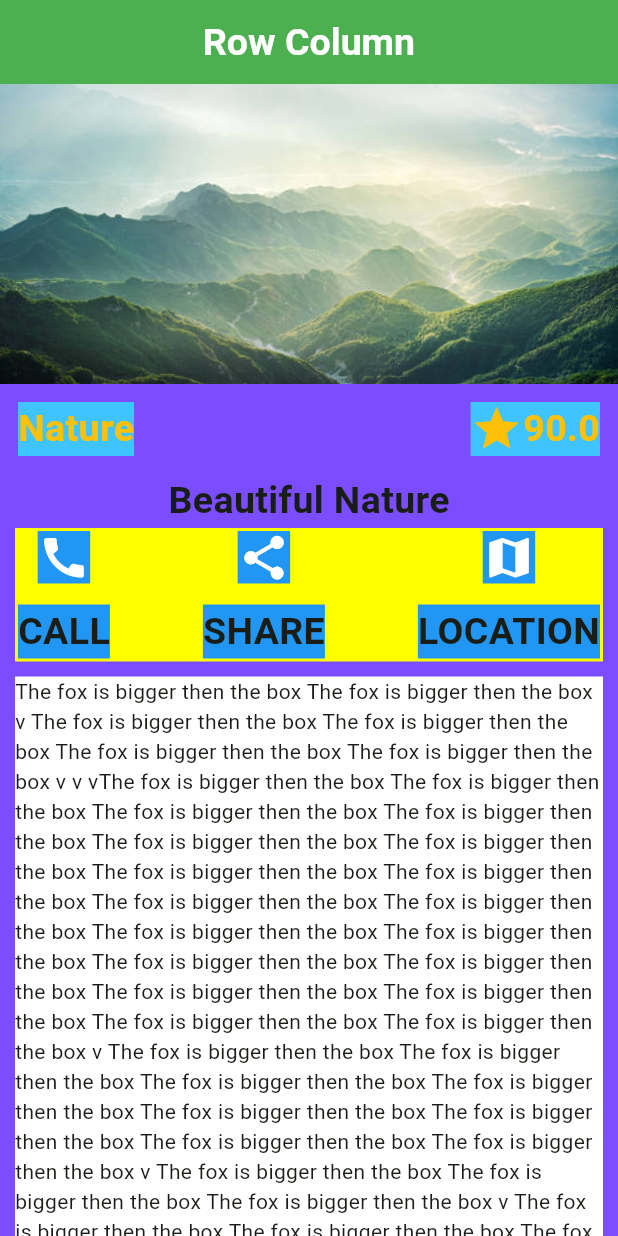
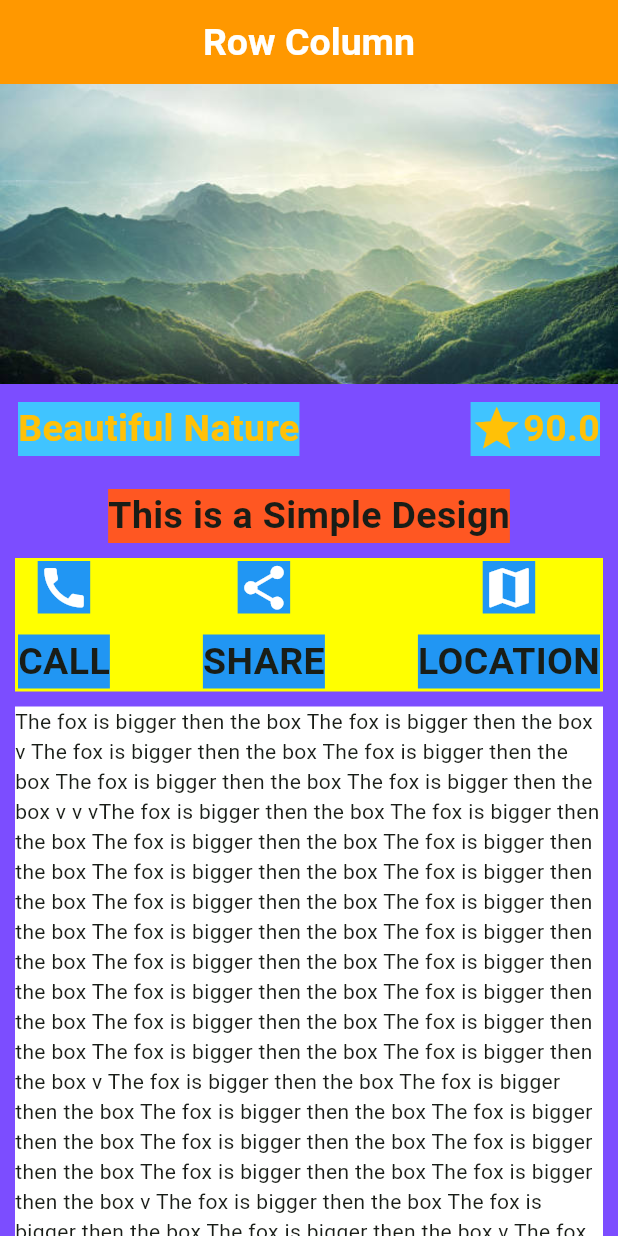
Before and after one commit to KefayetUllah/Flutter-Application, a Flutter app: the screen it shows after launch, on a phone screen of 412 x 824 dp. Run offline on Flutter 3.47's test engine with Material 3 defaults, Android fonts, the phone set to English and light mode, and no system bars.

Commit message:
Initial Commit

```diff
--- a/lib/row_column.dart
+++ b/lib/row_column.dart
@@ -14,7 +14,7 @@ class _RowColumnState extends State<RowColumn> {
       appBar: AppBar(
         title: Text("Row Column"),
         centerTitle: true,
-        backgroundColor: Colors.green,
+        backgroundColor: Colors.orange,
         titleTextStyle: TextStyle(
           fontSize: 25,
           color: Colors.white,
@@ -38,7 +38,7 @@ class _RowColumnState extends State<RowColumn> {
                   color: Colors.lightBlueAccent,
                   margin: EdgeInsets.all(12),
                   child: Text(
-                    "Nature",
+                    "Beautiful Nature",
                     style: TextStyle(
                       color: Colors.amber,
                       fontSize: 25,
@@ -70,9 +70,13 @@ class _RowColumnState extends State<RowColumn> {
               child: Container(
                 margin: EdgeInsets.symmetric(horizontal: 12.0),
                 color: Colors.deepPurpleAccent,
-                child: Text(
-                  "Beautiful Nature",
-                  style: TextStyle(fontSize: 25, fontWeight: FontWeight.bold),
+                child: Container(
+                  color: Colors.deepOrange,
+                  margin: EdgeInsets.all(10),
+                  child: Text(
+                    "This is a Simple Design",
+                    style: TextStyle(fontSize: 25, fontWeight: FontWeight.bold),
+                  ),
                 ),
               ),
             ),
```
